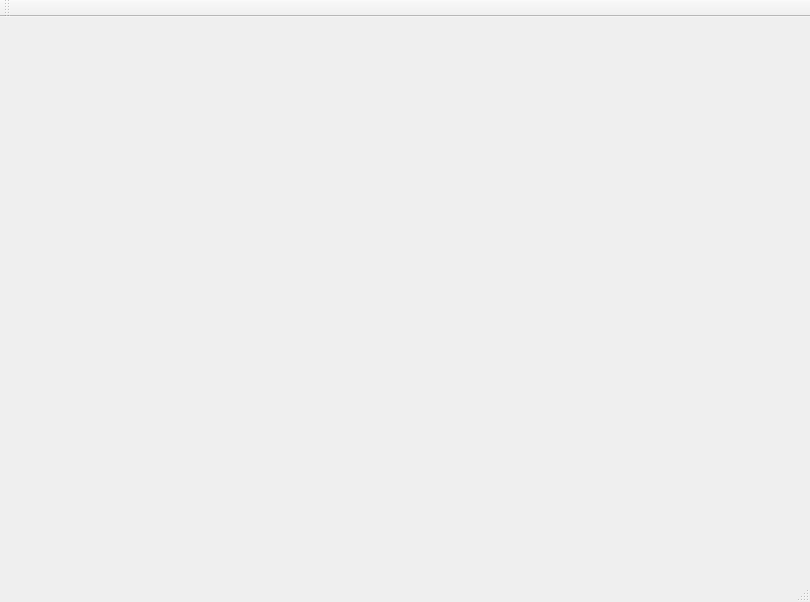
Above: v2/pazzle/mainwindow.ui from Alina-Hryn/OOP before the change. Below: the same form after it.
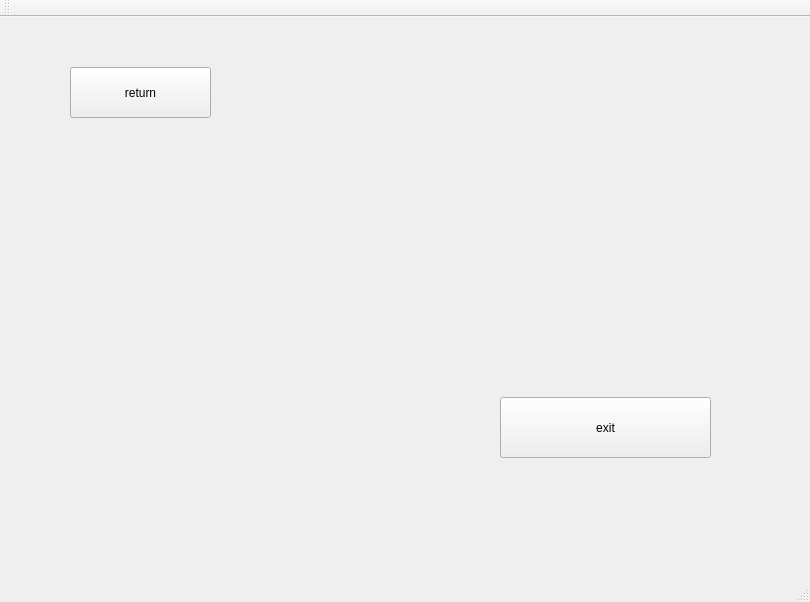
That is the form after the change.

What changed in the file:
```diff
--- a/v2/pazzle/mainwindow.ui
+++ b/v2/pazzle/mainwindow.ui
@@ -14,17 +14,52 @@
    <string>MainWindow</string>
   </property>
   <widget class="QWidget" name="centralWidget">
-   <widget class="QLabel" name="label">
+   <widget class="QWidget" name="gridLayoutWidget_2">
     <property name="geometry">
      <rect>
-      <x>110</x>
-      <y>100</y>
-      <width>261</width>
-      <height>211</height>
+      <x>10</x>
+      <y>330</y>
+      <width>271</width>
+      <height>191</height>
      </rect>
     </property>
+    <layout class="QGridLayout" name="gridLayout_2"/>
+   </widget>
+   <widget class="QWidget" name="gridLayoutWidget">
+    <property name="geometry">
+     <rect>
+      <x>290</x>
+      <y>10</y>
+      <width>501</width>
+      <height>341</height>
+     </rect>
+    </property>
+    <layout class="QGridLayout" name="gridLayout"/>
+   </widget>
+   <widget class="QPushButton" name="pushButton">
+    <property name="geometry">
+     <rect>
+      <x>70</x>
+      <y>50</y>
+      <width>141</width>
+      <height>51</height>
+     </rect>
+    </property>
     <property name="text">
-     <string/>
+     <string>return</string>
+    </property>
+   </widget>
+   <widget class="QPushButton" name="pushButton_2">
+    <property name="geometry">
+     <rect>
+      <x>500</x>
+      <y>380</y>
+      <width>211</width>
+      <height>61</height>
+     </rect>
+    </property>
+    <property name="text">
+     <string>exit</string>
     </property>
    </widget>
   </widget>
```
Left out of the diff: 19 changed lines with no effect on the pictures.
